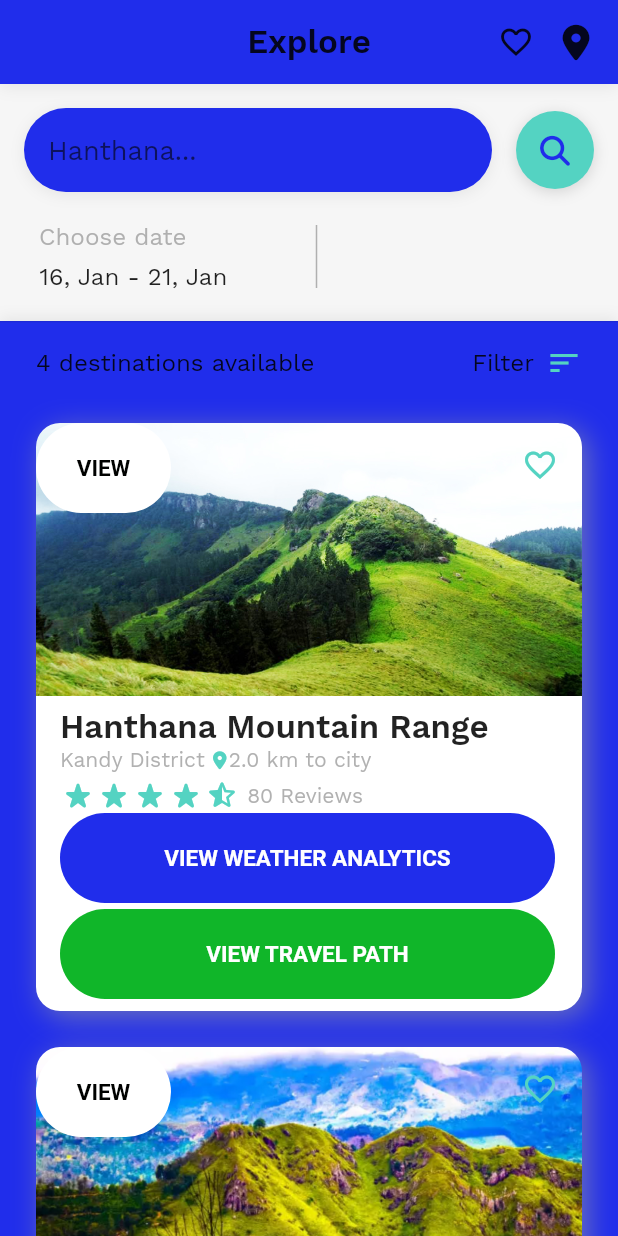
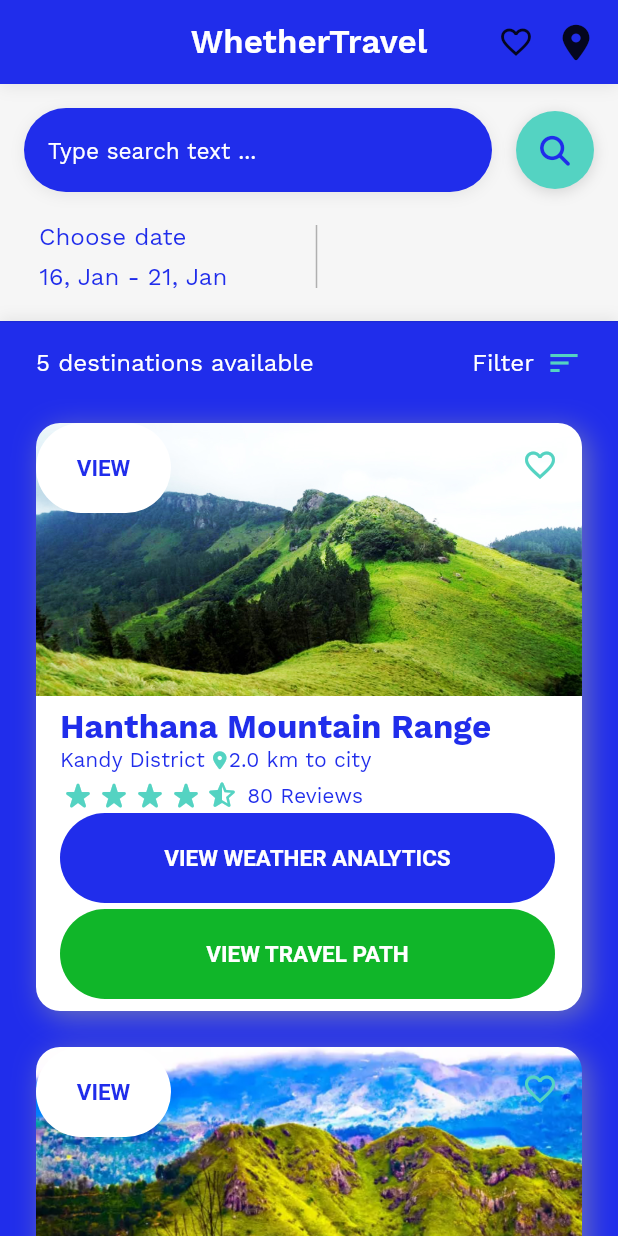
Before and after one commit to cepdnaclk/e18-3yp-Weather-Analytics-And-Travel-Path-Guider, a Flutter app: the HotelHomeScreen screen opened directly, on a phone screen of 412 x 824 dp. Run offline on Flutter 3.47's test engine with Material 2 defaults, Android fonts, the phone set to English and light mode, and no system bars; drawn by our look-alikes of flutter_rating_bar; our stand-ins replace avatar_glow, device_preview, flutter_screenutil, flutter_svg, font_awesome_flutter, geolocator and 4 more; project files that could hold a hidden picture were left out.

Commit message:
Changed colour theme in home_screen

```diff
--- a/code/newFrontend/lib/googleLogin.dart
+++ b/code/newFrontend/lib/googleLogin.dart
@@ -127,7 +127,7 @@ class SignInDemoState extends State<SignInDemo> {
             title: Text(user.displayName ?? ''),
             subtitle: Text(user.email),
           ),
-          const Text('Signed in successfully.',,style: TextStyle(
+          const Text('Signed in successfully.',style: TextStyle(
                         fontWeight: FontWeight.bold,
                         fontSize: 20.0,
                         color: Color.fromARGB(255, 32, 45, 235)),),
--- a/code/newFrontend/lib/hotel_booking/hotel_home_screen.dart
+++ b/code/newFrontend/lib/hotel_booking/hotel_home_screen.dart
@@ -238,7 +238,7 @@ class _HotelHomeScreenState extends State<HotelHomeScreen>
                             style: TextStyle(
                                 fontWeight: FontWeight.w100,
                                 fontSize: 16,
-                                color: Colors.grey.withOpacity(0.8)),
+                                color: Color.fromARGB(255, 32, 45, 235)),
                           ),
                           const SizedBox(
                             height: 8,
@@ -248,6 +248,7 @@ class _HotelHomeScreenState extends State<HotelHomeScreen>
                             style: TextStyle(
                               fontWeight: FontWeight.w100,
                               fontSize: 16,
+                              color: Color.fromARGB(255, 32, 45, 235),
                             ),
                           ),
                         ],
@@ -328,11 +329,14 @@ class _HotelHomeScreenState extends State<HotelHomeScreen>
                     onChanged: (String txt) {},
                     style: const TextStyle(
                       fontSize: 18,
+                      color: Color.fromARGB(255, 255, 255, 255),
                     ),
                     cursorColor: HotelAppTheme.buildLightTheme().primaryColor,
                     decoration: InputDecoration(
                       border: InputBorder.none,
-                      hintText: 'Hanthana...',
+                      hintText: 'Type search text ...',
+                       hintStyle: TextStyle(fontSize: 15.0, color: Color.fromARGB(255, 255, 255, 255)),
+                      iconColor: Color.fromARGB(255, 32, 45, 235),
                     ),
                   ),
                 ),
@@ -406,10 +410,11 @@ class _HotelHomeScreenState extends State<HotelHomeScreen>
                   child: Padding(
                     padding: const EdgeInsets.all(8.0),
                     child: Text(
-                      '4 destinations available',
+                      '5 destinations available',
                       style: TextStyle(
                         fontWeight: FontWeight.w100,
                         fontSize: 16,
+                        color: Color.fromARGB(255, 255, 255, 255),
                       ),
                     ),
                   ),
@@ -442,6 +447,7 @@ class _HotelHomeScreenState extends State<HotelHomeScreen>
                             style: TextStyle(
                               fontWeight: FontWeight.w100,
                               fontSize: 16,
+                              color: Color.fromARGB(255, 255, 255, 255),
                             ),
                           ),
                           Padding(
@@ -530,10 +536,11 @@ class _HotelHomeScreenState extends State<HotelHomeScreen>
             Expanded(
               child: Center(
                 child: Text(
-                  'Explore',
+                  'WhetherTravel',
                   style: TextStyle(
                     fontWeight: FontWeight.w600,
                     fontSize: 22,
+                    color: Color.fromARGB(255, 255, 255, 255),
                   ),
                 ),
               ),
@@ -559,7 +566,7 @@ class _HotelHomeScreenState extends State<HotelHomeScreen>
                     ),
                   ),
                   Material(
-                    color: Colors.transparent,
+                    color: Color.fromARGB(0, 255, 255, 255),
                     child: InkWell(
                       borderRadius: const BorderRadius.all(
                         Radius.circular(32.0),
--- a/code/newFrontend/lib/hotel_booking/hotel_list_view.dart
+++ b/code/newFrontend/lib/hotel_booking/hotel_list_view.dart
@@ -83,8 +83,10 @@ class HotelListView extends StatelessWidget {
                                               hotelData!.titleTxt,
                                               textAlign: TextAlign.left,
                                               style: TextStyle(
-                                                fontWeight: FontWeight.w600,
+                                                fontWeight: FontWeight.w700,
                                                 fontSize: 22,
+                                                color: Color.fromARGB(255, 32, 45, 235),
+
                                               ),
                                             ),
                                             Row(
@@ -97,8 +99,7 @@ class HotelListView extends StatelessWidget {
                                                   hotelData!.subTxt,
                                                   style: TextStyle(
                                                       fontSize: 14,
-                                                      color: Colors.grey
-                                                          .withOpacity(0.8)),
+                                                      color: Color.fromARGB(255, 32, 45, 235)),
                                                 ),
                                                 const SizedBox(
                                                   width: 4,
@@ -117,8 +118,7 @@ class HotelListView extends StatelessWidget {
                                                         TextOverflow.ellipsis,
                                                     style: TextStyle(
                                                         fontSize: 14,
-                                                        color: Colors.grey
-                                                            .withOpacity(0.8)),
+                                                        color: Color.fromARGB(255, 32, 45, 235)),
                                                   ),
                                                 ),
                                               ],
@@ -166,8 +166,7 @@ class HotelListView extends StatelessWidget {
                                                     ' ${hotelData!.reviews} Reviews',
                                                     style: TextStyle(
                                                         fontSize: 14,
-                                                        color: Colors.grey
-                                                            .withOpacity(0.8)),
+                                                        color:Color.fromARGB(255, 32, 45, 235)),
                                                   ),
                                                 ],
                                               ),
@@ -311,7 +310,7 @@ class HotelListView extends StatelessWidget {
             style: TextStyle(
               fontSize: 15.0,
               fontWeight: FontWeight.bold,
-              color: Color.fromARGB(255, 0, 1, 0),
+              color: Color.fromARGB(255, 32, 45, 235),
 
             ),
           ),
```
